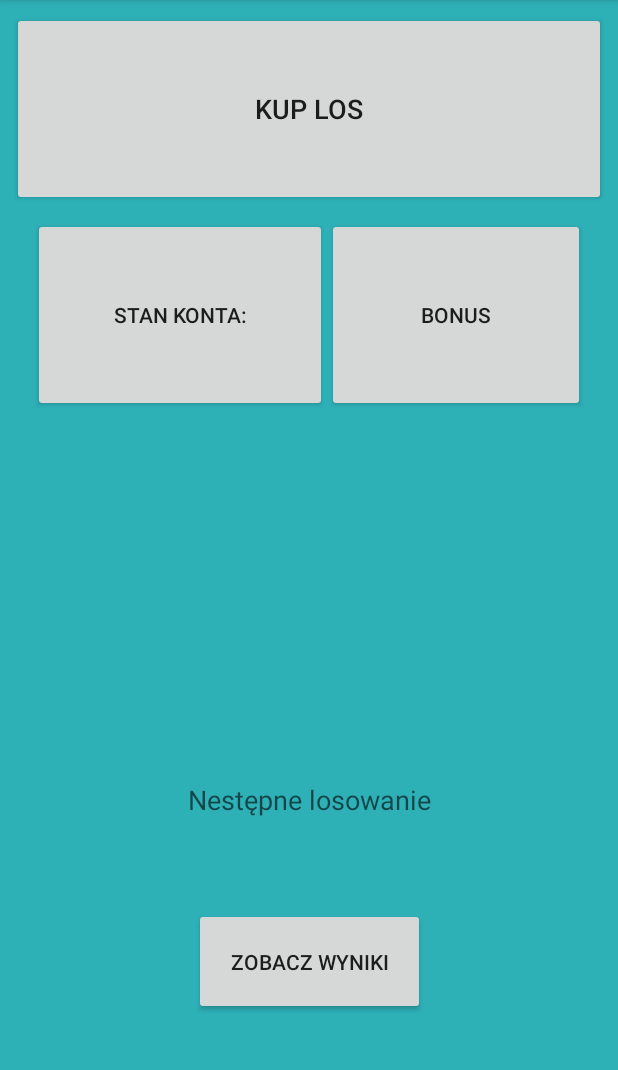
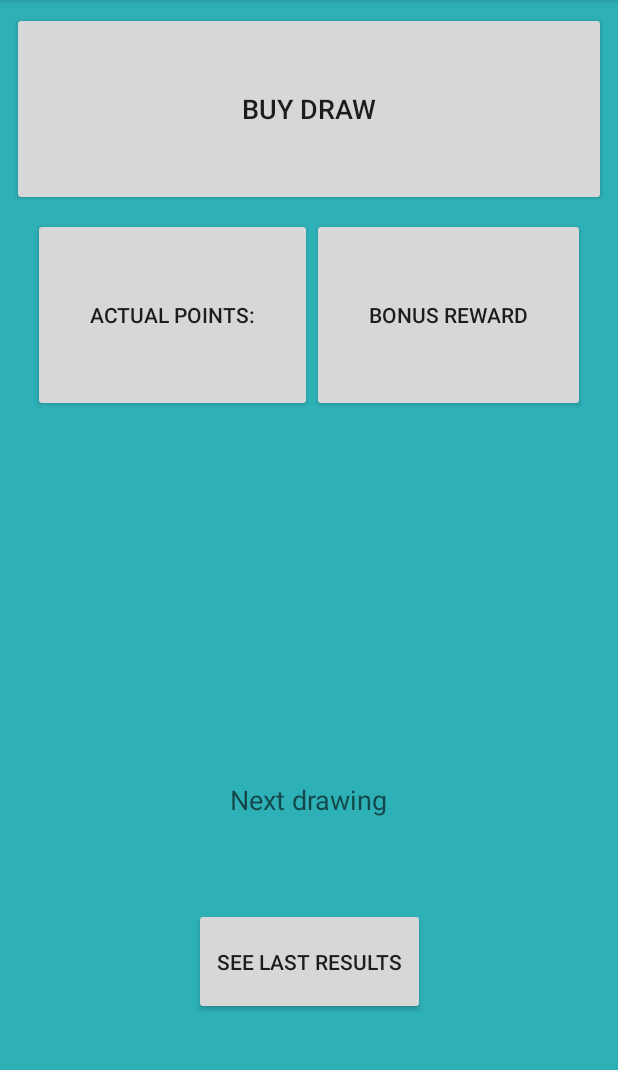
Before and after one commit to mrkostua/HackYeahLotto, an Android app: the StateActivity screen opened directly, with no data from a screen before it, on a phone screen of 412 x 824 dp, the part 84-1154 px from its top. Run offline under Robolectric (Android 15) with nearby library versions, the phone set to English and light mode, and no system bars.

Commit message:
zmiana nazw

```diff
--- a/app/src/main/java/hackyeah/hackyeahlotto/adapters/DrawItemListAdapter.java
+++ b/app/src/main/java/hackyeah/hackyeahlotto/adapters/DrawItemListAdapter.java
@@ -50,7 +50,7 @@ public class DrawItemListAdapter extends RecyclerView.Adapter<DrawItemListAdapte
 
         public DrawItemListViewHolder(View itemView) {
             super(itemView);
-            mBuyDateTextView = itemView.findViewById(R.id.tv_buy_date);
+            mBuyDateTextView = itemView.findViewById(R.id.tv_purchase_date);
             mDrawingDate = itemView.findViewById(R.id.tv_drawing_date);
             mGameName = itemView.findViewById(R.id.tv_game_name);
             mGameShortInfoTextView = itemView.findViewById(R.id.tv_game_short_info);
--- a/app/src/main/res/layout/activity_user_state.xml
+++ b/app/src/main/res/layout/activity_user_state.xml
@@ -28,7 +28,7 @@
             android:layout_marginTop="8dp" app:layout_constraintTop_toBottomOf="@+id/buy_ticket_btn">
         <Button
                 android:text="@string/point_state"
-                tools:text="250 szans"
+                tools:text="250 points"
                 android:layout_width="wrap_content"
                 android:layout_height="match_parent"
                 android:id="@+id/point_state_btn"
@@ -55,7 +55,7 @@
 
         <TextView
                 android:text="@string/next_draw_const_text"
-                tools:text="Następne losowanie"
+                tools:text="Next drawing"
                 android:layout_width="wrap_content"
                 android:layout_height="wrap_content"
                 android:textAppearance="?android:textAppearanceMedium"
@@ -64,7 +64,7 @@
                 app:layout_constraintStart_toStartOf="parent" android:layout_marginStart="8dp"
                 android:layout_marginTop="8dp" app:layout_constraintTop_toTopOf="parent"/>
         <TextView
-                tools:text="Poniedziałek 26.11.2018"
+                tools:text="Monday 26.11.2018"
                 android:layout_width="wrap_content"
                 android:layout_height="wrap_content"
                 android:id="@+id/next_draw_tv" android:layout_marginTop="8dp"
--- a/app/src/main/res/values/strings.xml
+++ b/app/src/main/res/values/strings.xml
@@ -1,10 +1,10 @@
 <resources>
     <string name="app_name">HackYeahLotto</string>
     <string name="add_link_icon_downloaded">https://visualpharm.com/free-icons/running-595b40b65ba036ed117d3bb3</string>
-    <string name="task_date">Kup los</string>
-    <string name="point_state">Stan konta:</string>
-    <string name="daily_bonus_name">Bonus</string>
-    <string name="next_draw_const_text">Nestępne losowanie</string>
-    <string name="see_results">Zobacz wyniki</string>
-    <string name="error_message">Błąd w odczycie.</string>
+    <string name="task_date">Buy draw</string>
+    <string name="point_state">Actual points:</string>
+    <string name="daily_bonus_name">Bonus reward</string>
+    <string name="next_draw_const_text">Next drawing</string>
+    <string name="see_results">See last results</string>
+    <string name="error_message">Error in fetch.</string>
 </resources>
```
Also changed, not shown: app/src/main/res/layout/draw_item_list.xml (+5 -5 lines).
